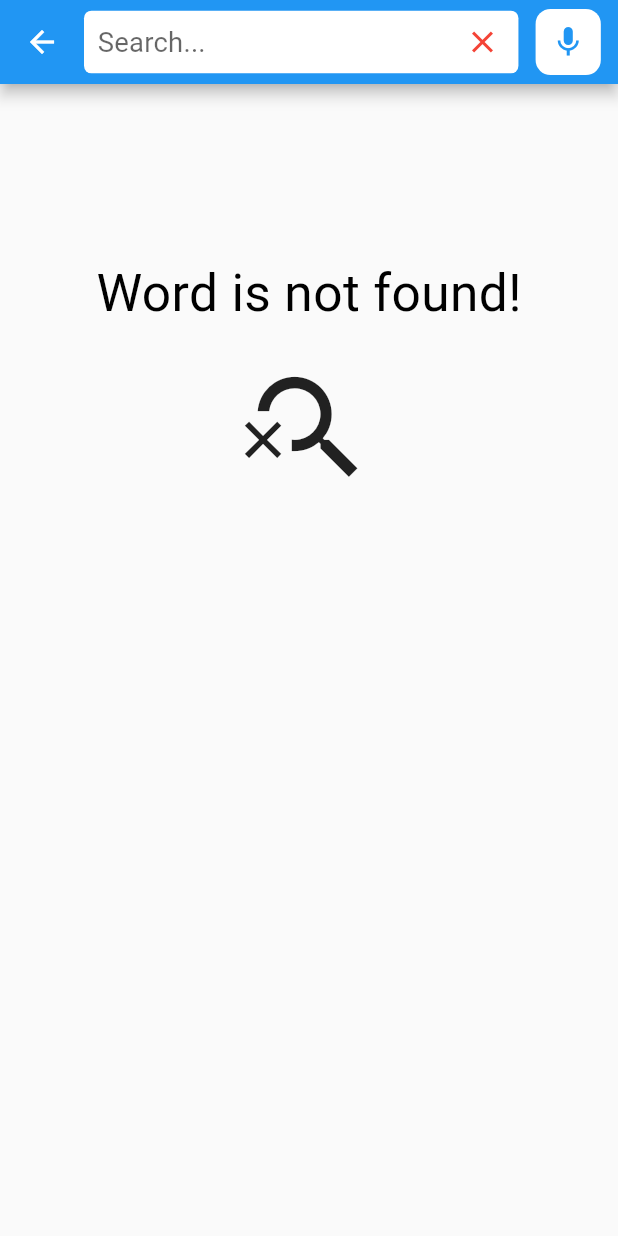
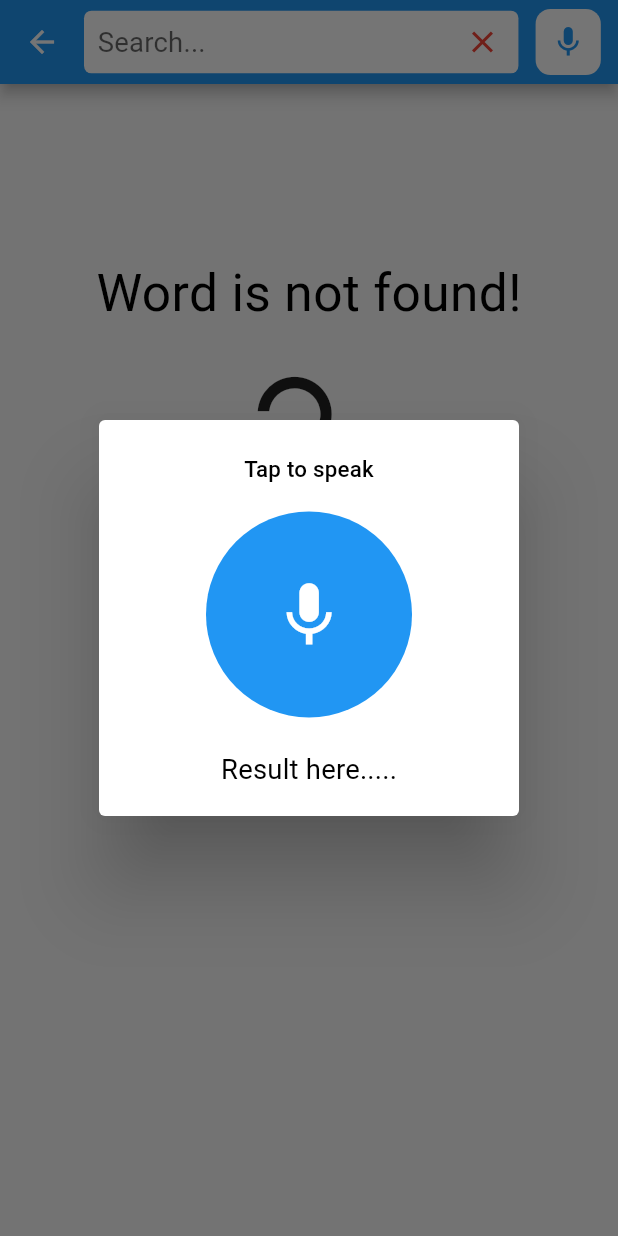
Before and after one commit to MrSobirov/najottalim2, a Flutter app: the DefinitionScreen screen opened directly, after a tap on the "mic" icon, on a phone screen of 412 x 824 dp. Run offline on Flutter 3.47's test engine with Material 2 defaults, Android fonts, the phone set to English and light mode, and no system bars; our stand-ins replace bloc, connectivity_plus, flutter_bloc, flutter_html, flutter_screenutil, fluttertoast and 7 more; accounts and stored records are empty.

Commit message:
voice to text done

```diff
--- a/lib/screens/definition/definition_screen.dart
+++ b/lib/screens/definition/definition_screen.dart
@@ -104,7 +104,11 @@ class DefinitionScreen extends StatelessWidget {
                   Padding(
                     padding: EdgeInsets.symmetric(horizontal: 10.w),
                     child: GestureDetector(
-                      onTap: () {},
+                      onTap: () async {
+                        String? selectedWord = await MyDialogs().voiceDialog(context);
+                        searchController.text = selectedWord ?? "";
+                        await BlocProvider.of<DefinitionCubit>(cubitCTX).getWords(selectedWord ?? "", 1);
+                      },
                       child: Container(
                         margin: EdgeInsets.symmetric(vertical: 5.h),
                         alignment: Alignment.center,
--- a/lib/screens/home/home_screen.dart
+++ b/lib/screens/home/home_screen.dart
@@ -129,7 +129,11 @@ class HomeScreen extends StatelessWidget {
                 actions: [
                   SizedBox(width: 10.w),
                   GestureDetector(
-                    onTap: () {},
+                    onTap: () async {
+                      String? selectedWord = await MyDialogs().voiceDialog(context);
+                      searchController.text = selectedWord ?? "";
+                      await BlocProvider.of<HomeCubit>(cubitCTX).getWords(selectedWord ?? "", 1);
+                    },
                     child: Container(
                       margin: EdgeInsets.symmetric(vertical: 5.h),
                       alignment: Alignment.center,
--- a/lib/utils/my_dialogs.dart
+++ b/lib/utils/my_dialogs.dart
@@ -1,6 +1,8 @@
 import 'package:flutter/material.dart';
 import 'package:flutter_html/flutter_html.dart';
 import 'package:flutter_screenutil/flutter_screenutil.dart';
+import 'package:speech_to_text/speech_recognition_result.dart';
+import 'package:speech_to_text/speech_to_text.dart' as stt;
 
 class MyDialogs {
   void descriptionDialog(BuildContext context, String title, String description) {
@@ -33,7 +35,73 @@ class MyDialogs {
         ),
     );
   }
-  void voiceDialog(BuildContext context) {
 
+  Future<String?> voiceDialog(BuildContext context) {
+    bool listening = false;
+    String recordedWord = "";
+    stt.SpeechToText speech = stt.SpeechToText();
+    return showDialog<String>(
+      context: context,
+      builder: (dialogCTX) => WillPopScope(
+        onWillPop: () async {
+          Navigator.pop(dialogCTX, recordedWord);
+          return false;
+        },
+        child: SizedBox(
+          child: AlertDialog(
+            title: Text(
+              "Tap to speak",
+              style: TextStyle(fontSize: 13.sp),
+              textAlign: TextAlign.center,
+            ),
+            content: SizedBox(
+              height: 150.h,
+              child: StatefulBuilder(
+                builder: (recordCTR, recordSetState) {
+                  return  Column(
+                    children: [
+                      GestureDetector(
+                        onTap: () async {
+                          bool available = await speech.initialize();
+                          if(listening) {
+                            speech.stop();
+                            listening = false;
+                            recordSetState(() {});
+                          } else {
+                            if(available ) {
+                              listening = true;
+                              speech.listen(
+                                  onResult: (SpeechRecognitionResult result) {
+                                    recordedWord = result.alternates[0].recognizedWords;
+                                    listening = false;
+                                    recordSetState(() {});
+                                  }
+                              );
+                              recordSetState(() {});
+                            }
+                            else {
+                              print("The user has denied the use of speech recognition.");
+                            }
+                          }
+                        },
+                        child: CircleAvatar(
+                          radius: 60.r,
+                          backgroundColor: Colors.blue,
+                          child: Icon(listening ? Icons.stop : Icons.mic, size: 45.w, color: Colors.white),
+                        ),
+                      ),
+                      SizedBox(height: 20.h),
+                      Text(
+                        recordedWord.isNotEmpty ? recordedWord : "Result here.....",
+                      ),
+                    ],
+                  );
+                },
+              )
+            ),
+          ),
+        ),
+      ),
+    );
   }
 }
--- a/pubspec.yaml
+++ b/pubspec.yaml
@@ -48,6 +48,7 @@ dependencies:
   open_file:
   permission_handler:
   connectivity_plus:
+  speech_to_text:
 
 dev_dependencies:
   flutter_test:
```
Also changed, not shown: pubspec.lock, 2 other files.
